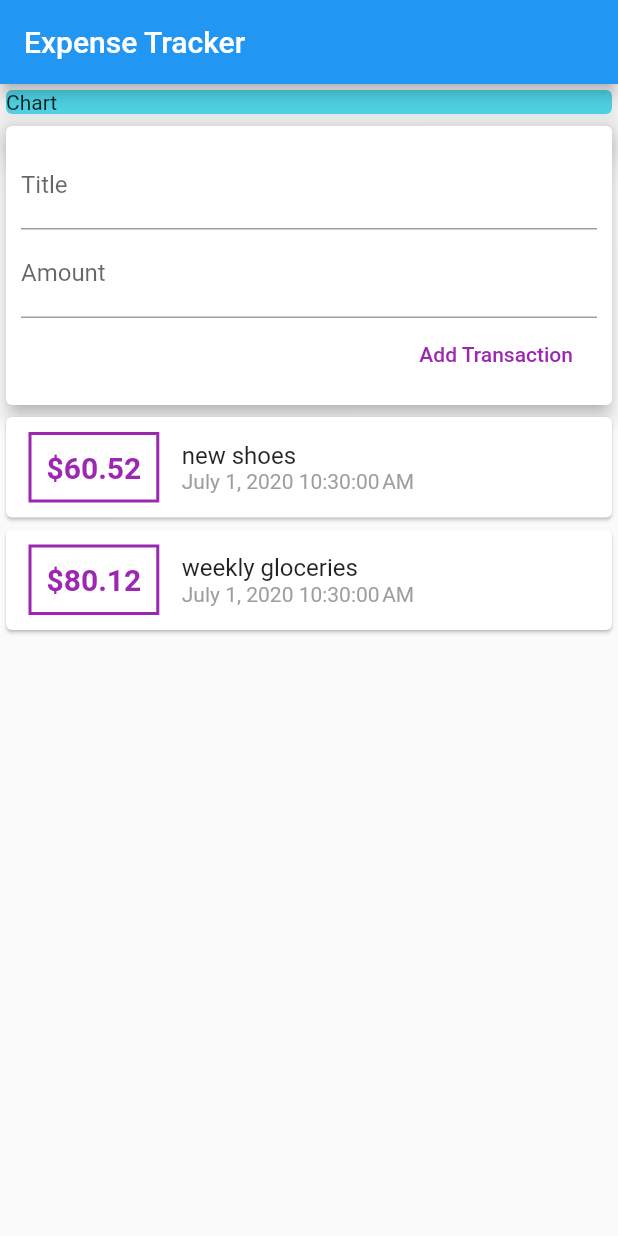
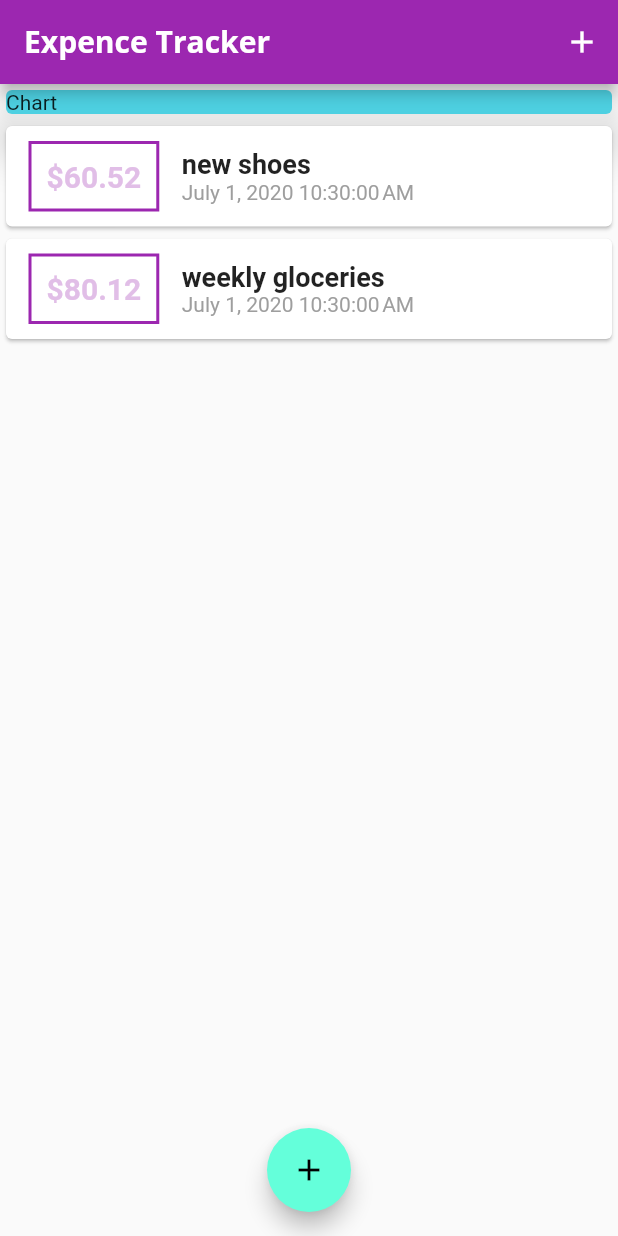
Before and after one commit to channaveerayya/ExpenseTracker, a Flutter app: the screen it shows after launch, on a phone screen of 412 x 824 dp. Run offline on Flutter 3.47's test engine with Material 2 defaults, Android fonts, the phone set to English and light mode, and no system bars; Roboto replaces fonts that are missing (OpneSans).

Commit message:
adding listView ,floating button Modol button style and font theme

```diff
--- a/lib/main.dart
+++ b/lib/main.dart
@@ -1,5 +1,7 @@
-import 'package:ExpenceTracker/widgets/user_transaction.dart';
+import './widgets/transaction_list.dart';
+import './widgets/new_transaction.dart';
 import 'package:flutter/material.dart';
+import './models/transaction.dart';
 
 void main() => runApp(MyApp());
 
@@ -7,23 +9,89 @@ class MyApp extends StatelessWidget {
   @override
   Widget build(BuildContext context) {
     return MaterialApp(
-      title: 'Flutter App',
+      title: 'Expence Tracker',
+      theme: ThemeData(
+        primarySwatch: Colors.purple,
+        accentColor: Colors.tealAccent,
+        fontFamily: 'Quicksand',
+        textTheme: ThemeData.light().textTheme.copyWith(
+              title: TextStyle(
+                fontFamily: 'OpneSans',
+                fontSize: 18,
+                fontWeight: FontWeight.bold,
+              ),
+            ),
+        appBarTheme: AppBarTheme(
+          textTheme: ThemeData.light().textTheme.copyWith(
+                title: TextStyle(
+                  fontFamily: 'OpenSans',
+                  fontSize: 20,
+                  fontWeight: FontWeight.bold,
+                ),
+              ),
+        ),
+      ),
       home: MyHomePage(),
     );
   }
 }
 
-class MyHomePage extends StatelessWidget {
+class MyHomePage extends StatefulWidget {
   // String titleInput;
   // String amountInput;
-  final titleInputController = TextEditingController();
-  final amountInputController = TextEditingController();
+  @override
+  _MyHomePageState createState() => _MyHomePageState();
+}
+
+class _MyHomePageState extends State<MyHomePage> {
+  final List<Transaction> _userTransactions = [
+    Transaction(
+        id: 't1', title: 'new shoes', amount: 60.52, date: DateTime.now()),
+    Transaction(
+        id: 't2',
+        title: 'weekly gloceries',
+        amount: 80.12,
+        date: DateTime.now())
+  ];
+  void _addNewtransaction(String txTitle, double txAmount) {
+    final newTx = Transaction(
+      id: DateTime.now().toString(),
+      title: txTitle,
+      amount: txAmount,
+      date: DateTime.now(),
+    );
+    setState(() {
+      _userTransactions.add(newTx);
+    });
+  }
+
+  void _startAddNewTransaction(BuildContext ctx) {
+    showModalBottomSheet(
+      context: ctx,
+      builder: (_) {
+        return GestureDetector(
+          child: NewTransaction(_addNewtransaction),
+          onTap: () {},
+          behavior: HitTestBehavior.opaque,
+        );
+      },
+    );
+  }
 
   @override
   Widget build(BuildContext context) {
     return Scaffold(
       appBar: AppBar(
-        title: Text('Expense Tracker'),
+        title: Text(
+          'Expence Tracker',
+          style: TextStyle(fontFamily: 'OpenSans'),
+        ),
+        actions: <Widget>[
+          IconButton(
+            icon: Icon(Icons.add),
+            onPressed: () => _startAddNewTransaction(context),
+          )
+        ],
       ),
       body: SingleChildScrollView(
         child: Column(
@@ -38,10 +106,15 @@ class MyHomePage extends StatelessWidget {
                 elevation: 12,
               ),
             ),
-            UserTransaction(),
+            TransactionList(_userTransactions),
           ],
         ),
       ),
+      floatingActionButton: FloatingActionButton(
+        onPressed: () => _startAddNewTransaction(context),
+        child: Icon(Icons.add),
+      ),
+      floatingActionButtonLocation: FloatingActionButtonLocation.centerFloat,
     );
   }
 }
--- a/lib/widgets/transaction_list.dart
+++ b/lib/widgets/transaction_list.dart
@@ -9,9 +9,8 @@ class TransactionList extends StatelessWidget {
   Widget build(BuildContext context) {
     return Container(
       height: 300,
-      child: SingleChildScrollView(
-        child: Column(
-          children: transactions.map((tx) {
+      child: ListView.builder(
+        itemBuilder: (context, index) {
           return Card(
             child: Row(
               children: <Widget>[
@@ -22,17 +21,17 @@ class TransactionList extends StatelessWidget {
                   ),
                   decoration: BoxDecoration(
                     border: Border.all(
-                        color: Colors.purple,
+                      color: Theme.of(context).primaryColor,
                       width: 2,
                     ),
                   ),
                   padding: EdgeInsets.all(10),
                   child: Text(
-                      '\$${tx.amount}',
+                    '\$${transactions[index].amount.toStringAsFixed(2)}',
                     style: TextStyle(
                       fontWeight: FontWeight.bold,
                       fontSize: 20,
-                        color: Colors.purple,
+                      color: Theme.of(context).primaryColorLight,
                     ),
                   ),
                 ),
@@ -40,14 +39,11 @@ class TransactionList extends StatelessWidget {
                   crossAxisAlignment: CrossAxisAlignment.start,
                   children: <Widget>[
                     Text(
-                        tx.title,
-                        style: TextStyle(
-                          fontSize: 16,
-                          fontWeight: FontWeight.normal,
-                        ),
+                      transactions[index].title,
+                      style: Theme.of(context).textTheme.title,
                     ),
                     Text(
-                        DateFormat().format(tx.date),
+                      DateFormat().format(transactions[index].date),
                       style: TextStyle(
                         color: Colors.grey,
                       ),
@@ -57,8 +53,8 @@ class TransactionList extends StatelessWidget {
               ],
             ),
           );
-          }).toList(),
-        ),
+        },
+        itemCount: transactions.length,
       ),
     );
   }
--- a/lib/widgets/user_transaction.dart
+++ /dev/null
@@ -1,42 +0,0 @@
-import 'package:flutter/material.dart';
-import './new_transaction.dart';
-import './transaction_list.dart';
-import '../models/transaction.dart';
-
-class UserTransaction extends StatefulWidget {
-  @override
-  _UserTransactionState createState() => _UserTransactionState();
-}
-
-class _UserTransactionState extends State<UserTransaction> {
-  final List<Transaction> _userTransactions = [
-    Transaction(
-        id: 't1', title: 'new shoes', amount: 60.52, date: DateTime.now()),
-    Transaction(
-        id: 't2',
-        title: 'weekly gloceries',
-        amount: 80.12,
-        date: DateTime.now())
-  ];
-  void _addNewtransaction(String txTitle, double txAmount) {
-    final newTx = Transaction(
-      id: DateTime.now().toString(),
-      title: txTitle,
-      amount: txAmount,
-      date: DateTime.now(),
-    );
-    setState(() {
-      _userTransactions.add(newTx);
-    });
-  }
-
-  @override
-  Widget build(BuildContext context) {
-    return Column(
-      children: <Widget>[
-        NewTransaction(_addNewtransaction),
-        TransactionList(_userTransactions),
-      ],
-    );
-  }
-}
```
Also changed, not shown: lib/widgets/new_transaction.dart (+25 -9 lines), pubspec.yaml (+11 -6 lines), assets/fonts/OpenSans-Bold.ttf (added), assets/fonts/OpenSans-Regular.ttf (added), assets/fonts/Quicksand-Bold.ttf (added), assets/fonts/Quicksand-Light.ttf (added), assets/fonts/Quicksand-Medium.ttf (added), assets/fonts/Quicksand-Regular.ttf (added). Lines whose indentation alone changed are shown as unchanged.
